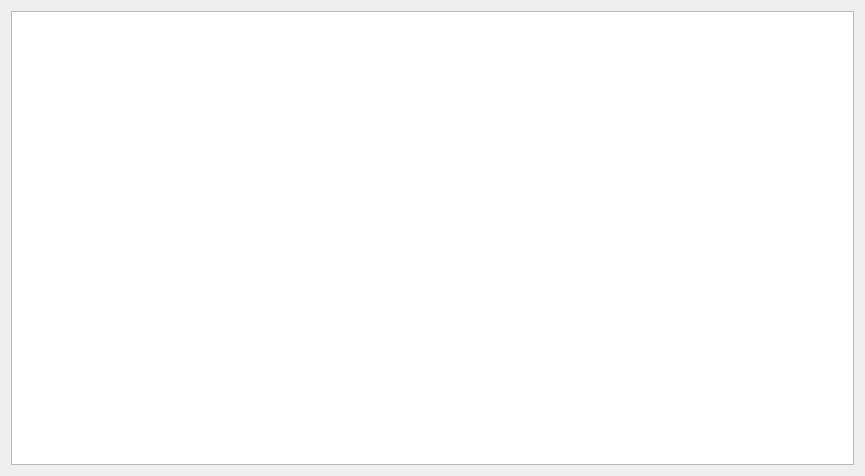
First picture: the form in source/filterdialog/Dialog/MatrixDataView/MatrixDataTab.ui, repository JayDalton/FilterMatrix, before the edit.
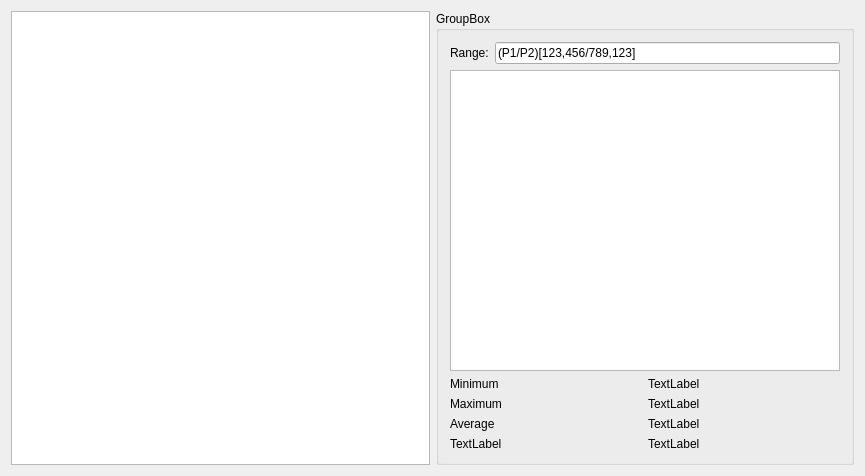
Second picture: the form after the edit.

Commit message: * renaming, add MatrixPropertyModel

The edit to the form file:
```diff
--- a/source/filterdialog/Dialog/MatrixDataView/MatrixDataTab.ui
+++ b/source/filterdialog/Dialog/MatrixDataView/MatrixDataTab.ui
@@ -17,6 +17,108 @@
    <item>
     <widget class="QTreeView" name="treeView"/>
    </item>
+   <item>
+    <widget class="QGroupBox" name="groupBox">
+     <property name="title">
+      <string>GroupBox</string>
+     </property>
+     <layout class="QVBoxLayout" name="verticalLayout">
+      <item>
+       <layout class="QHBoxLayout" name="horizontalLayout_2">
+        <item>
+         <widget class="QLabel" name="label">
+          <property name="text">
+           <string>Range:</string>
+          </property>
+         </widget>
+        </item>
+        <item>
+         <widget class="QLineEdit" name="lineEdit">
+          <property name="text">
+           <string>(P1/P2)[123,456/789,123]</string>
+          </property>
+         </widget>
+        </item>
+       </layout>
+      </item>
+      <item>
+       <widget class="QTreeView" name="treePropertyView"/>
+      </item>
+      <item>
+       <layout class="QHBoxLayout" name="horizontalLayout_3">
+        <item>
+         <widget class="QLabel" name="labelMinimum">
+          <property name="text">
+           <string>Minimum</string>
+          </property>
+         </widget>
+        </item>
+        <item>
+         <widget class="QLabel" name="labelMinValue">
+          <property name="text">
+           <string>TextLabel</string>
+          </property>
+         </widget>
+        </item>
+       </layout>
+      </item>
+      <item>
+       <layout class="QHBoxLayout" name="horizontalLayout_6">
+        <item>
+         <widget class="QLabel" name="labelMaximum">
+          <property name="text">
+           <string>Maximum</string>
+          </property>
+         </widget>
+        </item>
+        <item>
+         <widget class="QLabel" name="labelMaxValue">
+          <property name="text">
+           <string>TextLabel</string>
+          </property>
+         </widget>
+        </item>
+       </layout>
+      </item>
+      <item>
+       <layout class="QHBoxLayout" name="horizontalLayout_5">
+        <item>
+         <widget class="QLabel" name="labelAverage">
+          <property name="text">
+           <string>Average</string>
+          </property>
+         </widget>
+        </item>
+        <item>
+         <widget class="QLabel" name="labelAvgValue">
+          <property name="text">
+           <string>TextLabel</string>
+          </property>
+         </widget>
+        </item>
+       </layout>
+      </item>
+      <item>
+       <layout class="QHBoxLayout" name="horizontalLayout_4">
+        <item>
+         <widget class="QLabel" name="label_5">
+          <property name="text">
+           <string>TextLabel</string>
+          </property>
+         </widget>
+        </item>
+        <item>
+         <widget class="QLabel" name="label_4">
+          <property name="text">
+           <string>TextLabel</string>
+          </property>
+         </widget>
+        </item>
+       </layout>
+      </item>
+     </layout>
+    </widget>
+   </item>
   </layout>
  </widget>
  <layoutdefault spacing="6" margin="11"/>
```
The commit also changes 9 other files.
